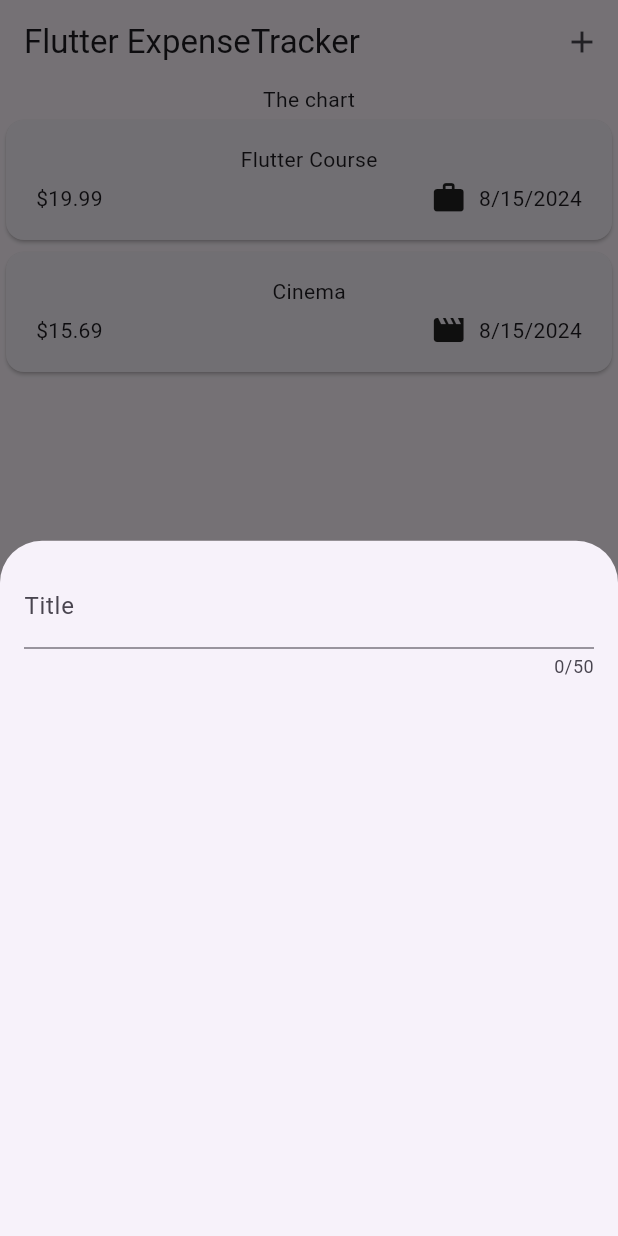
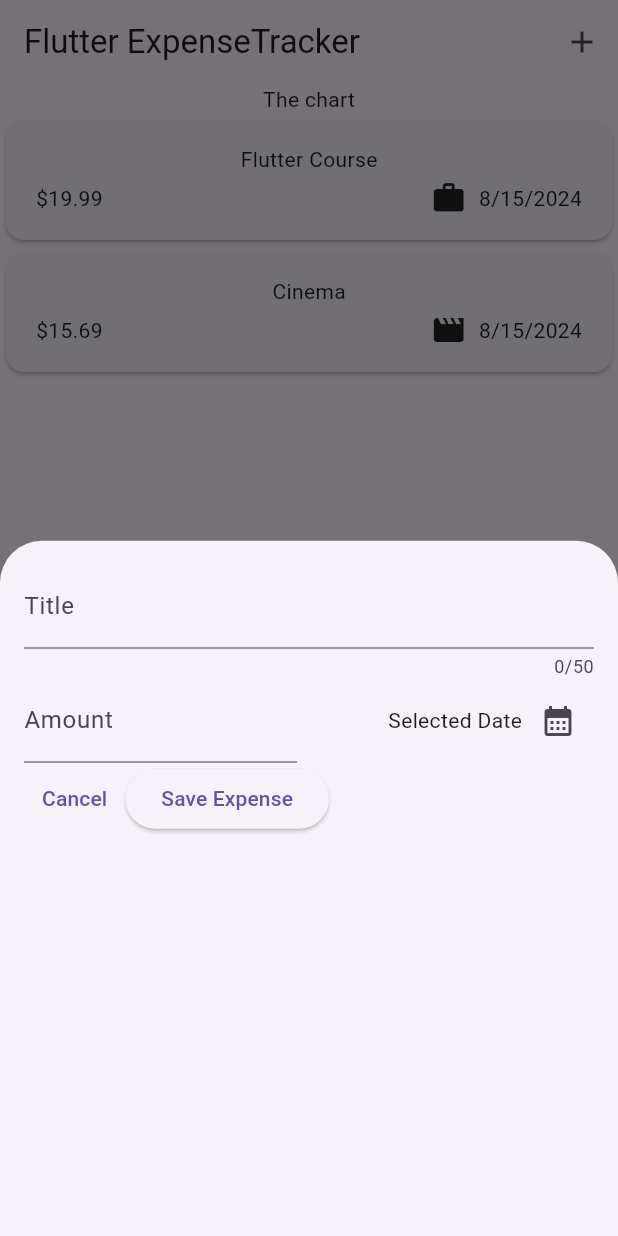
Before and after one commit to AnaLeonel/ExpenseTracker, a Flutter app: the screen it shows after launch, after a tap on the "add" icon, on a phone screen of 412 x 824 dp. Run offline on Flutter 3.47's test engine with Material 3 defaults, Android fonts, the phone set to English and light mode, and no system bars.

Commit message:
DatePicker

```diff
--- a/lib/main.dart
+++ b/lib/main.dart
@@ -4,6 +4,7 @@ import 'package:expense_tracker/widgets/expenses.dart';
 void main() {
   runApp(
     const MaterialApp(
+      debugShowCheckedModeBanner: false,
       home: Expenses(),
     ),
   );
--- a/lib/widgets/new_expense.dart
+++ b/lib/widgets/new_expense.dart
@@ -10,17 +10,85 @@ class NewExpense extends StatefulWidget {
 }
 
 class _NewExpenseState extends State<NewExpense> {
+  final _titleController = TextEditingController();
+  final _amountController = TextEditingController();
+
+  void _presentDatePicker() {
+    final now = DateTime.now();
+    final firstDate = DateTime(now.year - 1, now.month, now.day);
+    showDatePicker(
+        context: context,
+        initialDate: now,
+        firstDate: firstDate,
+        lastDate: now);
+  }
+
+  @override
+  void dispose() {
+    _titleController.dispose();
+    _amountController.dispose();
+    super.dispose();
+  }
+
   @override
   Widget build(BuildContext context) {
-    return const Padding(
-      padding: EdgeInsets.all(16),
+    return Padding(
+      padding: const EdgeInsets.all(16),
       child: Column(
         children: [
           TextField(
+            controller: _titleController,
             maxLength: 50,
-            decoration: InputDecoration(
+            decoration: const InputDecoration(
               label: Text('Title'),
             ),
+          ),
+          Row(
+            children: [
+              Expanded(
+                child: TextField(
+                  controller: _amountController,
+                  keyboardType: TextInputType.number,
+                  decoration: const InputDecoration(
+                    prefixText: '\$ ',
+                    label: Text('Amount'),
+                  ),
+                ),
+              ),
+              const SizedBox(width: 16),
+              Expanded(
+                child: Row(
+                  mainAxisAlignment: MainAxisAlignment.end,
+                  crossAxisAlignment: CrossAxisAlignment.center,
+                  children: [
+                    const Text('Selected Date'),
+                    IconButton(
+                      onPressed: _presentDatePicker,
+                      icon: const Icon(
+                        Icons.calendar_month,
+                      ),
+                    ),
+                  ],
+                ),
+              ),
+            ],
+          ),
+          Row(
+            children: [
+              TextButton(
+                onPressed: () {
+                  Navigator.pop(context);
+                },
+                child: const Text('Cancel'),
+              ),
+              ElevatedButton(
+                onPressed: () {
+                  print(_titleController.text);
+                  print(_amountController.text);
+                },
+                child: const Text('Save Expense'),
+              ),
+            ],
           ),
         ],
       ),
```
